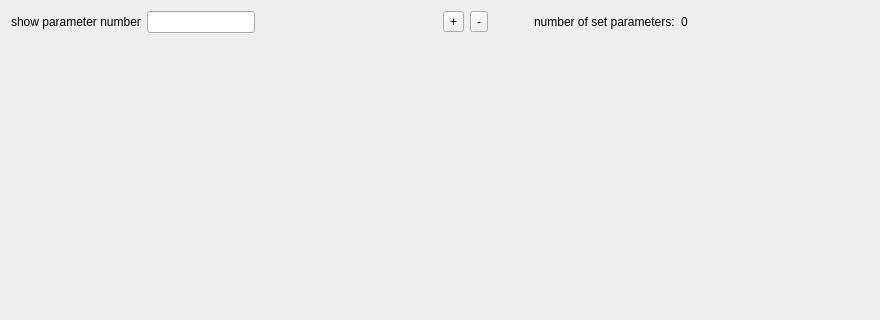
First picture: the form in GUI-Qt/parameter.ui, repository vitess-neutron/vitess, before the edit; both pictures show x 0 to 880 and y 0 to 320 of the 880 by 600 pixel window.
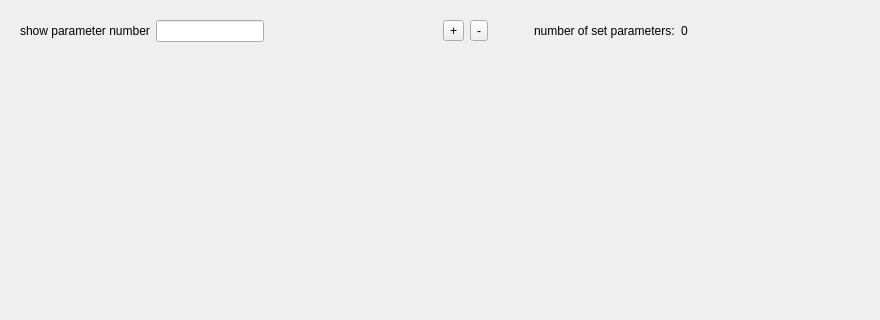
Second picture: the form after the edit.

Patch:
```diff
--- a/GUI-Qt/parameter.ui
+++ b/GUI-Qt/parameter.ui
@@ -15,6 +15,9 @@
   </property>
   <layout class="QVBoxLayout" name="verticalLayout">
    <item>
+    <widget class="QWidget" name="numWidget" native="true">
+     <layout class="QHBoxLayout" name="horizontalLayout_3">
+      <item>
     <layout class="QHBoxLayout" name="horizontalLayout">
      <item>
       <widget class="QLabel" name="labelShow">
@@ -104,6 +107,9 @@
       </spacer>
      </item>
     </layout>
+      </item>
+     </layout>
+    </widget>
    </item>
    <item>
     <widget class="QStackedWidget" name="stackedWidget"/>
```
Lines whose indentation alone changed are shown as unchanged.
